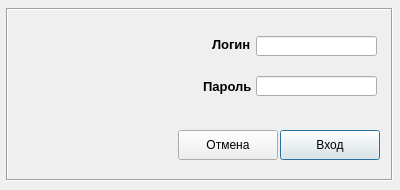
Before: the Qt Designer form SupportClient/frmLogin.ui in djdenkrrog/support, drawn with Qt 5.
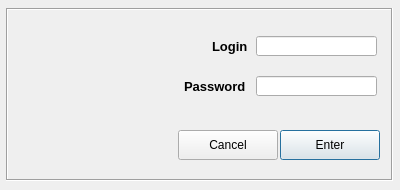
After: the same form once the commit is applied. Icons and pictures are not drawn.

The edit to the form file:
```diff
--- a/SupportClient/frmLogin.ui
+++ b/SupportClient/frmLogin.ui
@@ -63,9 +63,9 @@
   <widget class="QLabel" name="lblUserPassword">
    <property name="geometry">
     <rect>
-     <x>203</x>
+     <x>184</x>
      <y>78</y>
-     <width>50</width>
+     <width>66</width>
      <height>16</height>
     </rect>
    </property>
@@ -77,7 +77,7 @@
     </font>
    </property>
    <property name="text">
-    <string>Пароль</string>
+    <string>Password</string>
    </property>
   </widget>
   <widget class="QLineEdit" name="edtPassword">
@@ -115,7 +115,7 @@
      </rect>
     </property>
     <property name="text">
-     <string>Вход</string>
+     <string>Enter</string>
     </property>
    </widget>
    <widget class="QPushButton" name="btnCancel">
@@ -131,7 +131,7 @@
      <enum>Qt::LeftToRight</enum>
     </property>
     <property name="text">
-     <string>Отмена</string>
+     <string>Cancel</string>
     </property>
    </widget>
   </widget>
@@ -139,9 +139,9 @@
    <property name="geometry">
     <rect>
      <x>212</x>
-     <y>38</y>
+     <y>36</y>
      <width>42</width>
-     <height>13</height>
+     <height>20</height>
     </rect>
    </property>
    <property name="font">
@@ -152,7 +152,7 @@
     </font>
    </property>
    <property name="text">
-    <string>Логин</string>
+    <string>Login</string>
    </property>
   </widget>
   <zorder>frame</zorder>
```
Left out of the diff: 2 changed lines with no effect on the pictures.
